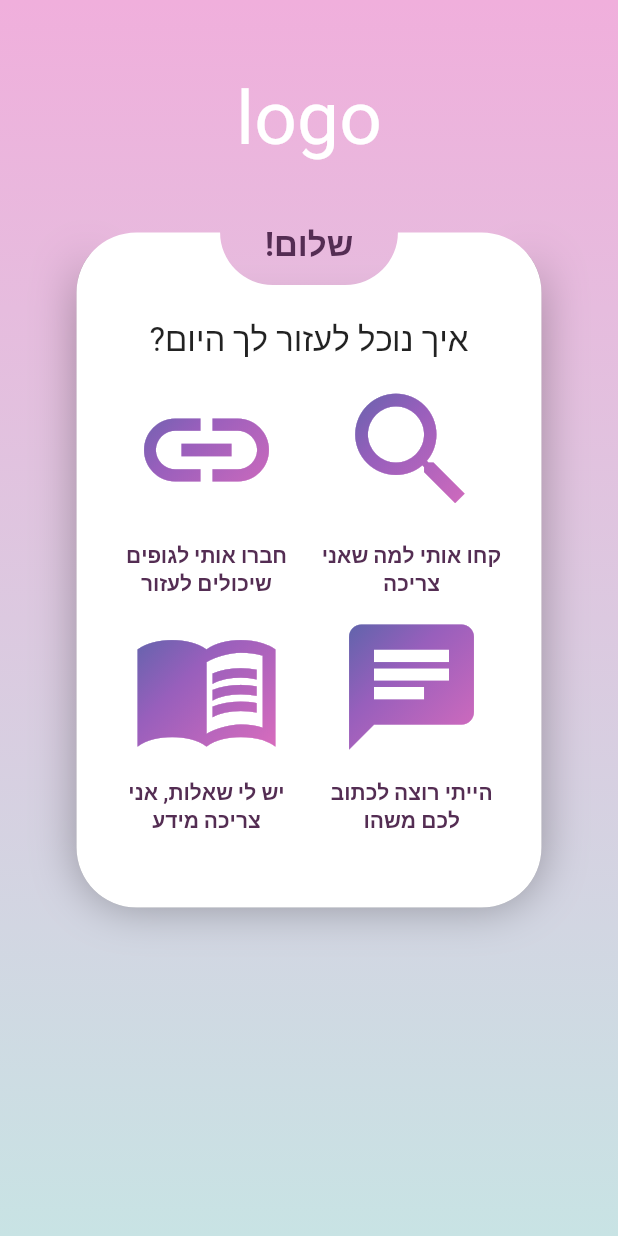
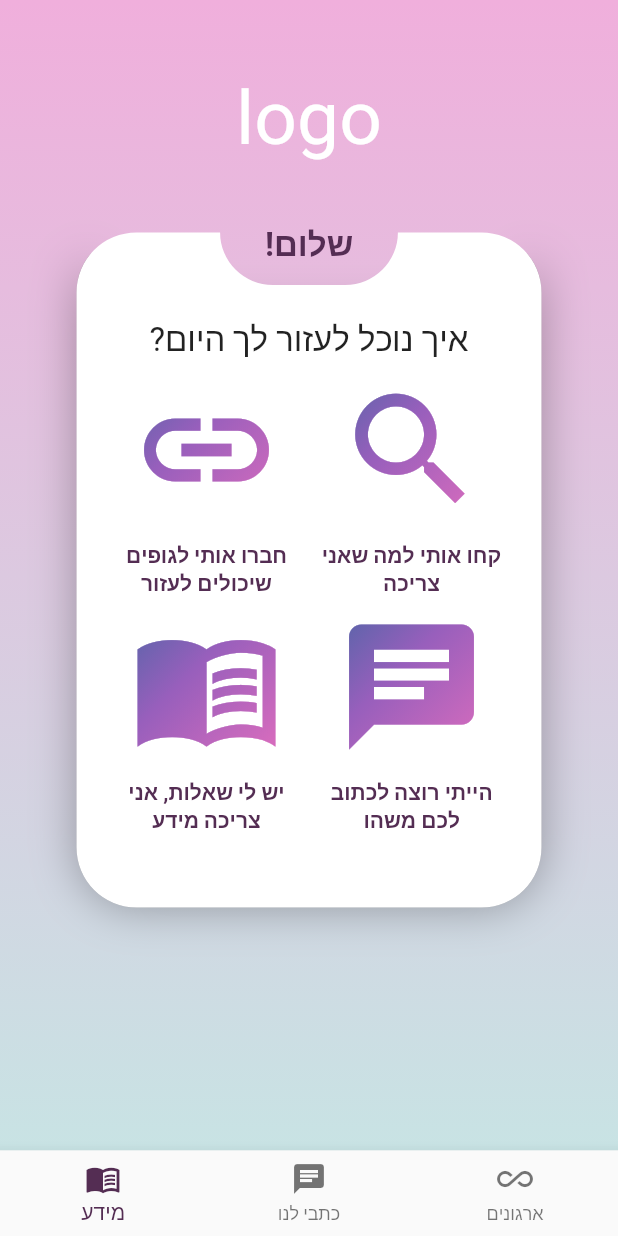
Before and after one commit to barakgro/Almiya, a Flutter app: the screen it shows after launch, on a phone screen of 412 x 824 dp. Run offline on Flutter 3.47's test engine with Material 2 defaults, Android fonts, the light colour scheme and no system bars.

Commit message:
added bottom navigation bar, and refactored first page to be a scaffold page

```diff
--- /dev/null
+++ b/lib/components/bottom_navigation_menu.dart
@@ -0,0 +1,44 @@
+import 'package:flutter/material.dart';
+
+class BottomNavigationMenu extends StatefulWidget {
+  BottomNavigationMenu({Key key}) : super(key: key);
+
+  @override
+  BottomNavigationMenuState createState() => BottomNavigationMenuState();
+}
+
+class BottomNavigationMenuState extends State<BottomNavigationMenu> {
+
+  int _selectedIndex = 0;
+  static const TextStyle optionStyle =
+  TextStyle(fontSize: 30, fontWeight: FontWeight.bold);
+
+  void _onItemTapped(int index) {
+    setState(() {
+      _selectedIndex = index;
+    });
+  }
+
+  @override
+  Widget build(BuildContext context) {
+    return BottomNavigationBar(
+        items: const <BottomNavigationBarItem>[
+          BottomNavigationBarItem(
+            icon: Icon(Icons.menu_book_outlined),
+            label: 'מידע',
+          ),
+          BottomNavigationBarItem(
+            icon: Icon(Icons.chat),
+            label: 'כתבי לנו',
+          ),
+          BottomNavigationBarItem(
+            icon: Icon(Icons.all_inclusive),
+            label: 'ארגונים',
+          ),
+        ],
+        currentIndex: _selectedIndex,
+        selectedItemColor: Color(0xff542d53),
+        onTap: _onItemTapped,
+      );
+  }
+}
--- a/lib/pages/main.dart
+++ b/lib/pages/main.dart
@@ -2,6 +2,7 @@ import 'package:flutter/material.dart';
 import 'package:Almiya/components/main_card.dart';
 import 'package:Almiya/components/almiya_page.dart';
 import 'package:Almiya/components/menu_option.dart';
+import 'package:Almiya/components/bottom_navigation_menu.dart';
 
 void main() {
   runApp(new MaterialApp(
@@ -14,7 +15,8 @@ class MyApp extends StatelessWidget {
 
   @override
   Widget build(BuildContext context) {
-    return AlmiyaPage(
+    return Scaffold(
+      body: AlmiyaPage(
         child: Column(
           children: [
             Row(
@@ -115,9 +117,11 @@ class MyApp extends StatelessWidget {
                   ),
                 ),
               ],
-          )
+            ),
           ],
         ),
+      ),
+      bottomNavigationBar: BottomNavigationMenu(),
     );
   }
 }
```
Lines whose indentation alone changed are shown as unchanged.
